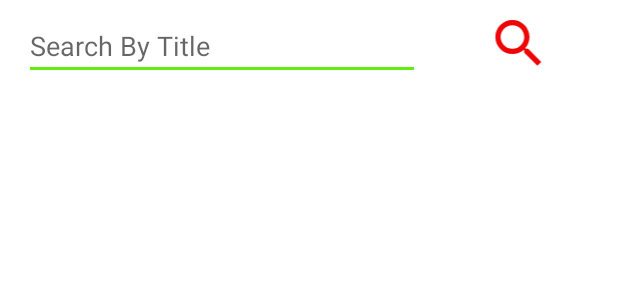
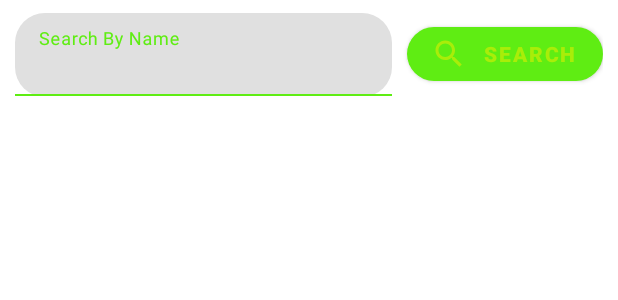
Before and after one commit to Kipbett/Wolf-Entertainment-Android, an Android app: the layout activity_search.xml on its own in the app's theme, with its tools: preview values and no code run, on a phone screen of 412 x 824 dp. Shown: the top 300 px of the screen. Run offline under Robolectric (Android 15) with nearby library versions, the phone set to English and light mode, and no system bars; network calls fail.

Commit message:
Material Look

```diff
--- a/app/src/main/java/com/wolf/wolfentertainment/SearchActivity.java
+++ b/app/src/main/java/com/wolf/wolfentertainment/SearchActivity.java
@@ -45,7 +45,7 @@ import java.util.Locale;
 
 public class SearchActivity extends AppCompatActivity {
 
-    private ImageView buttonSearch;
+    private MaterialButton buttonSearch;
     private EditText search;
     private RecyclerView recyclerView;
     private RequestQueue queue;
@@ -60,8 +60,8 @@ public class SearchActivity extends AppCompatActivity {
         super.onCreate(savedInstanceState);
         setContentView(R.layout.activity_search);
 
-        buttonSearch = findViewById(R.id.searchImage);
-        search = findViewById(R.id.eSearch);
+        buttonSearch = findViewById(R.id.search_btn);
+        search = findViewById(R.id.search);
         recyclerView = findViewById(R.id.recycerView);
         adSearch = findViewById(R.id.adViewHome);
 
--- /dev/null
+++ b/app/src/main/res/drawable/ic_video.xml
@@ -0,0 +1,5 @@
+<vector android:height="24dp" android:tint="#4AB013"
+    android:viewportHeight="24" android:viewportWidth="24"
+    android:width="24dp" xmlns:android="http://schemas.android.com/apk/res/android">
+    <path android:fillColor="@android:color/white" android:pathData="M21,3L3,3c-1.11,0 -2,0.89 -2,2v12c0,1.1 0.89,2 2,2h5v2h8v-2h5c1.1,0 1.99,-0.9 1.99,-2L23,5c0,-1.11 -0.9,-2 -2,-2zM21,17L3,17L3,5h18v12zM16,11l-7,4L9,7z"/>
+</vector>
--- a/app/src/main/res/layout/activity_search.xml
+++ b/app/src/main/res/layout/activity_search.xml
@@ -6,19 +6,49 @@
     android:layout_height="match_parent"
     tools:context=".SearchActivity">
 
-    <EditText
-        android:id="@+id/eSearch"
-        android:layout_width="264dp"
+    <LinearLayout
+        android:layout_width="match_parent"
         android:layout_height="wrap_content"
-        android:ems="10"
-        android:hint="Search By Title"
-        android:inputType="text"
-        app:layout_constraintBottom_toBottomOf="parent"
+        android:gravity="center"
+        android:orientation="horizontal"
+        app:layout_constraintBottom_toTopOf="@+id/recycerView"
         app:layout_constraintEnd_toEndOf="parent"
-        app:layout_constraintHorizontal_bias="0.108"
         app:layout_constraintStart_toStartOf="parent"
-        app:layout_constraintTop_toTopOf="@+id/searchImage"
-        app:layout_constraintVertical_bias="0.0" />
+        app:layout_constraintTop_toTopOf="parent"
+        android:padding="10dp">
+
+        <com.google.android.material.textfield.TextInputLayout
+            android:id="@+id/user_email"
+            android:layout_width="wrap_content"
+            android:layout_height="wrap_content"
+            android:layout_weight="4"
+            app:boxCornerRadiusTopEnd="20dp"
+            app:boxCornerRadiusTopStart="20dp"
+            app:boxCornerRadiusBottomEnd="20dp"
+            app:boxCornerRadiusBottomStart="20dp">
+
+            <EditText
+                android:id="@+id/search"
+                android:layout_width="match_parent"
+                android:layout_height="wrap_content"
+                android:gravity="start"
+                android:hint="Search By Name"
+                android:singleLine="true" />
+        </com.google.android.material.textfield.TextInputLayout>
+
+        <com.google.android.material.button.MaterialButton
+            android:id="@+id/search_btn"
+            android:layout_width="wrap_content"
+            android:layout_height="wrap_content"
+            android:layout_weight=".1"
+            android:text="search"
+            android:textStyle="bold"
+            app:cornerRadius="20dp"
+            app:icon="@drawable/ic_search"
+            android:layout_marginLeft="10dp"/>
+    </LinearLayout>
+
+
 
     <androidx.recyclerview.widget.RecyclerView
         android:id="@+id/recycerView"
@@ -26,7 +56,6 @@
         android:layout_height="match_parent"
         android:layout_marginTop="72dp"
         android:scrollbarAlwaysDrawHorizontalTrack="true"
-        app:layout_constraintTop_toBottomOf="@+id/eSearch"
         tools:layout_editor_absoluteX="0dp" />
 
     <com.google.android.gms.ads.AdView
@@ -42,13 +71,5 @@
         app:layout_constraintEnd_toEndOf="parent"
         app:layout_constraintStart_toStartOf="parent" />
 
-    <ImageView
-        android:id="@+id/searchImage"
-        android:layout_width="97dp"
-        android:layout_height="42dp"
-        android:layout_marginTop="8dp"
-        app:layout_constraintEnd_toEndOf="parent"
-        app:layout_constraintStart_toEndOf="@+id/eSearch"
-        app:layout_constraintTop_toTopOf="parent"
-        app:srcCompat="@drawable/ic_search" />
+
 </androidx.constraintlayout.widget.ConstraintLayout>
```
Also changed, not shown: app/src/main/java/com/wolf/wolfentertainment/MainActivity.java (+10 -0 lines), app/src/main/res/layout/activity_main.xml (+13 -0 lines).
